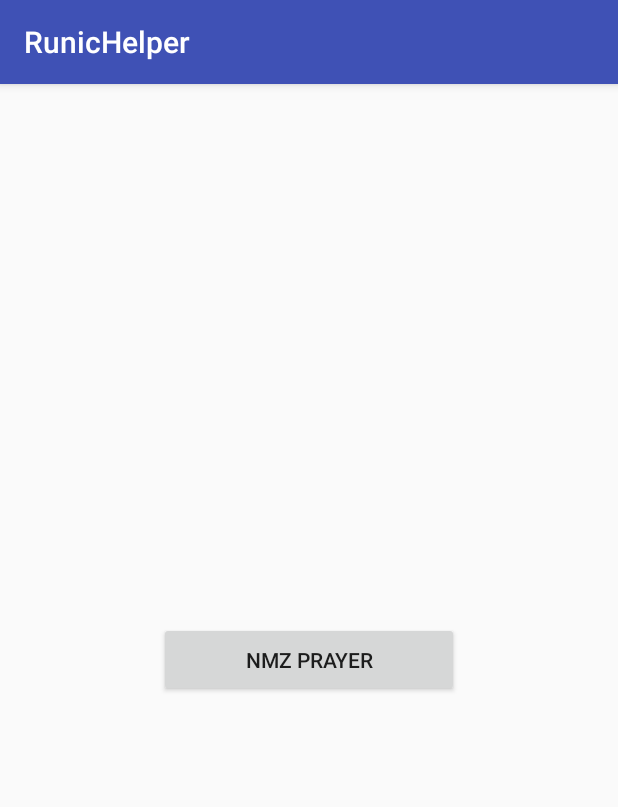
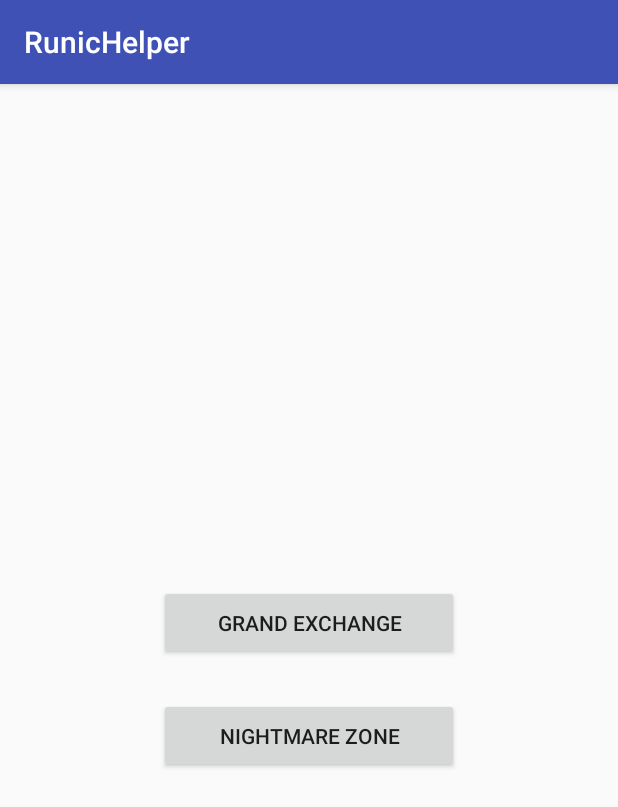
Before and after one commit to ozcer/RunicHelper, an Android app: the screen it shows after launch (MainActivity), on a phone screen of 412 x 824 dp. Shown: the top 807 px of the screen. Run offline under Robolectric (Android 15) with nearby library versions, the phone set to English and light mode, and no system bars.

Commit message:
added new grand exchange activity

```diff
--- a/app/src/main/AndroidManifest.xml
+++ b/app/src/main/AndroidManifest.xml
@@ -16,7 +16,8 @@
                 <category android:name="android.intent.category.LAUNCHER" />
             </intent-filter>
         </activity>
-        <activity android:name=".NmzActivity"></activity>
+        <activity android:name=".NmzActivity" />
+        <activity android:name=".GeActivity"></activity>
     </application>
 
 </manifest>
--- a/app/src/main/java/ozcer/runichelper/MainActivity.java
+++ b/app/src/main/java/ozcer/runichelper/MainActivity.java
@@ -8,12 +8,14 @@
 
 public class MainActivity extends AppCompatActivity {
     Button btnNMZ;
+    Button btnGE;
 
     @Override
     protected void onCreate(Bundle savedInstanceState) {
         super.onCreate(savedInstanceState);
         setContentView(R.layout.activity_main);
-        btnNMZ = (Button) findViewById(R.id.nmz);
+        btnNMZ = (Button) findViewById(R.id.nmzButton);
+        btnGE = (Button) findViewById(R.id.geButton);
 
         btnNMZ.setOnClickListener(new View.OnClickListener() {
             @Override
@@ -23,5 +25,14 @@
 
             }
         });
+
+        btnGE.setOnClickListener(new View.OnClickListener() {
+            @Override
+            public void onClick(View v) {
+                Intent i = new Intent(MainActivity.this, GeActivity.class);
+                startActivity(i);
+
+            }
+        });
     }
 }
--- a/app/src/main/res/layout/activity_main.xml
+++ b/app/src/main/res/layout/activity_main.xml
@@ -6,13 +6,22 @@
     android:layout_height="match_parent"
     tools:context="ozcer.runichelper.MainActivity"
     android:gravity="center"
+    android:orientation="vertical"
     >
 
     <Button
-        android:id="@+id/nmz"
+        android:id="@+id/geButton"
         android:layout_width="200dp"
         android:layout_height="50dp"
-        android:text="nmz prayer"
+        android:layout_margin="25dp"
+        android:text="Grand Exchange"
+        />
+
+    <Button
+        android:id="@+id/nmzButton"
+        android:layout_width="200dp"
+        android:layout_height="50dp"
+        android:text="Nightmare Zone"
         />
 
 </LinearLayout>
```
Also changed, not shown: app/src/main/java/ozcer/runichelper/GeActivity.java (added, +13 -0 lines), app/src/main/java/ozcer/runichelper/NmzActivity.java (+7 -3 lines), app/src/main/res/layout/activity_ge.xml (added, +17 -0 lines).
